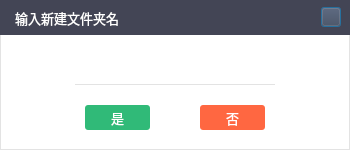
This is SoftTerminal/forms/STCloudNewFolder.ui in sunpu/softterminal as Qt 5 draws it before an edit. The edited form follows.
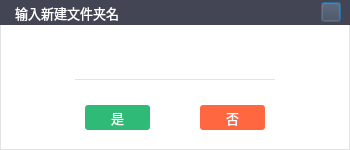
This is the edited form. Icons and pictures are not drawn.

Patch:
```diff
--- a/SoftTerminal/forms/STCloudNewFolder.ui
+++ b/SoftTerminal/forms/STCloudNewFolder.ui
@@ -49,13 +49,13 @@
      <property name="minimumSize">
       <size>
        <width>0</width>
-       <height>35</height>
+       <height>25</height>
       </size>
      </property>
      <property name="maximumSize">
       <size>
        <width>16777215</width>
-       <height>35</height>
+       <height>25</height>
       </size>
      </property>
      <property name="styleSheet">
```
